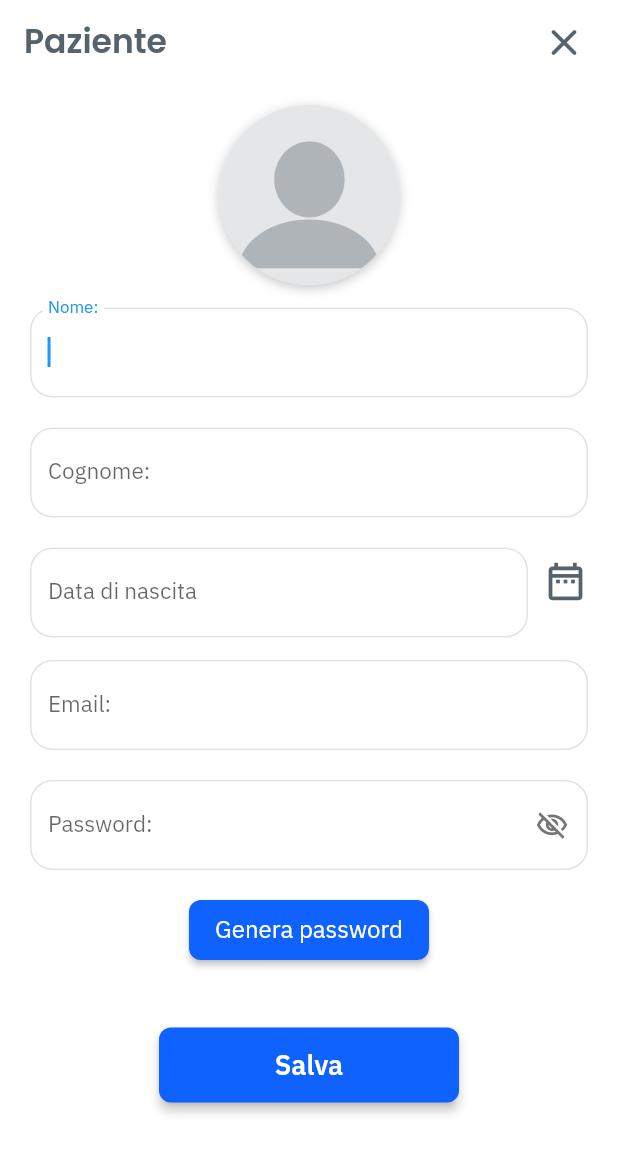
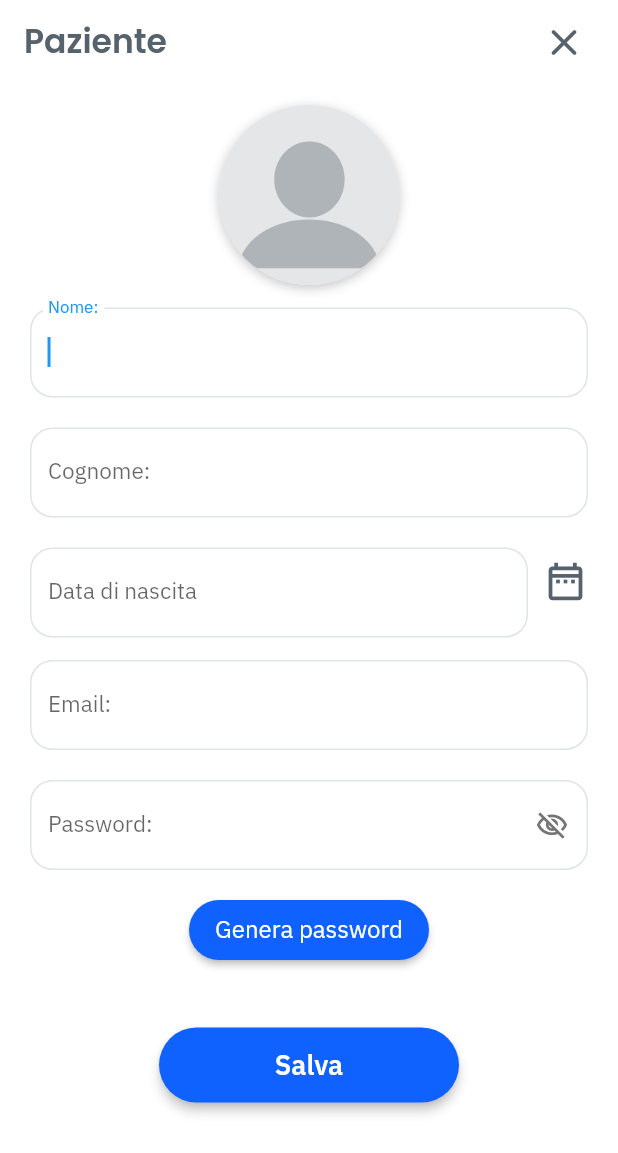
Before and after one commit to EmanueleFittipaldi/MindCare, a Flutter app: the AggiuntaPazienteWidget screen opened directly, on a phone screen of 412 x 824 dp. Shown: the top 1153 px of the screen. Run offline on Flutter 3.47's test engine with Material 2 defaults, Android fonts, the phone set to English and light mode, and no system bars; drawn by our look-alikes of auto_size_text; our stand-ins replace animated_custom_dropdown, carousel_slider, chewie, cloud_firestore, expandable, firebase_auth and 16 more; missing offline and left inert: json_path, text_to_speech, timeline_list; accounts and stored records are empty.

Commit message:
update aggiunta paziente

```diff
--- a/lib/gestione_paziente/aggiunta_paziente.dart
+++ b/lib/gestione_paziente/aggiunta_paziente.dart
@@ -586,7 +586,7 @@ class _AggiuntaPazienteWidgetState extends State<AggiuntaPazienteWidget> {
                                         color: Colors.transparent,
                                         width: 1,
                                       ),
-                                      borderRadius: 8,
+                                      borderRadius: 30,
                                     ),
                                   ),
                                 ),
@@ -649,7 +649,8 @@ class _AggiuntaPazienteWidgetState extends State<AggiuntaPazienteWidget> {
                                           options: FFButtonOptions(
                                               width: 200,
                                               height: 50,
-                                            color: FlutterFlowTheme.of(context)
+                                              color:
+                                                  FlutterFlowTheme.of(context)
                                                       .primaryColor,
                                               textStyle:
                                                   FlutterFlowTheme.of(context)
@@ -664,7 +665,7 @@ class _AggiuntaPazienteWidgetState extends State<AggiuntaPazienteWidget> {
                                                 color: Colors.transparent,
                                                 width: 1,
                                               ),
-                                          ),
+                                              borderRadius: 30),
                                         ),
                                       ),
                                     ],
```
Lines whose indentation alone changed are shown as unchanged.
